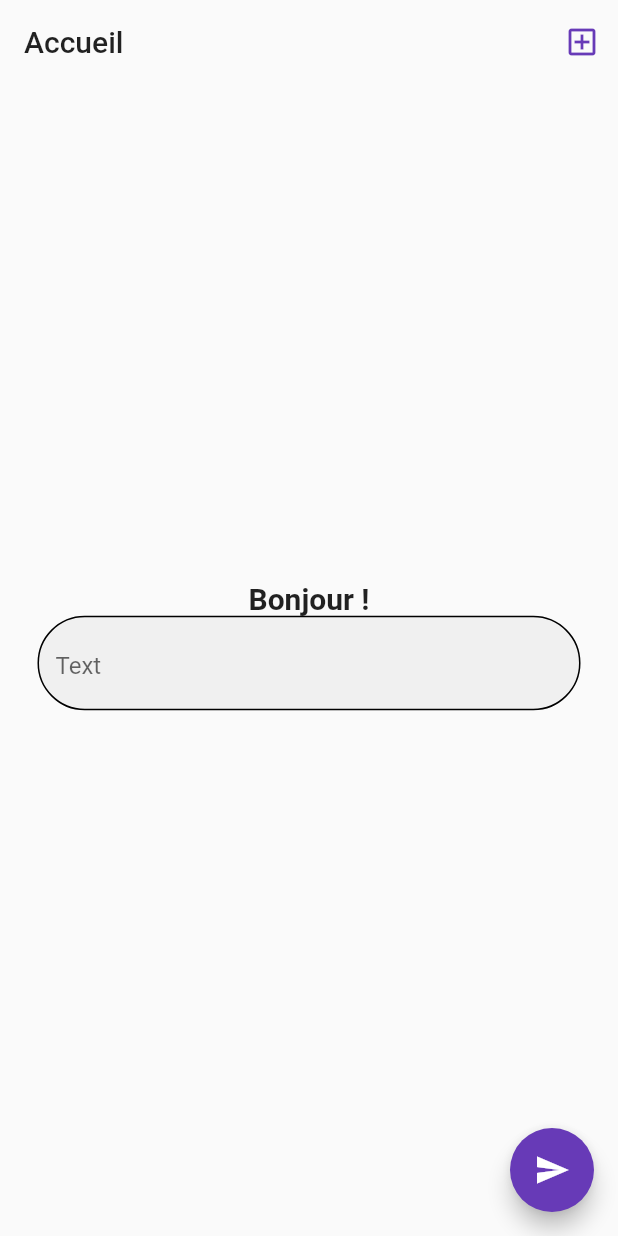
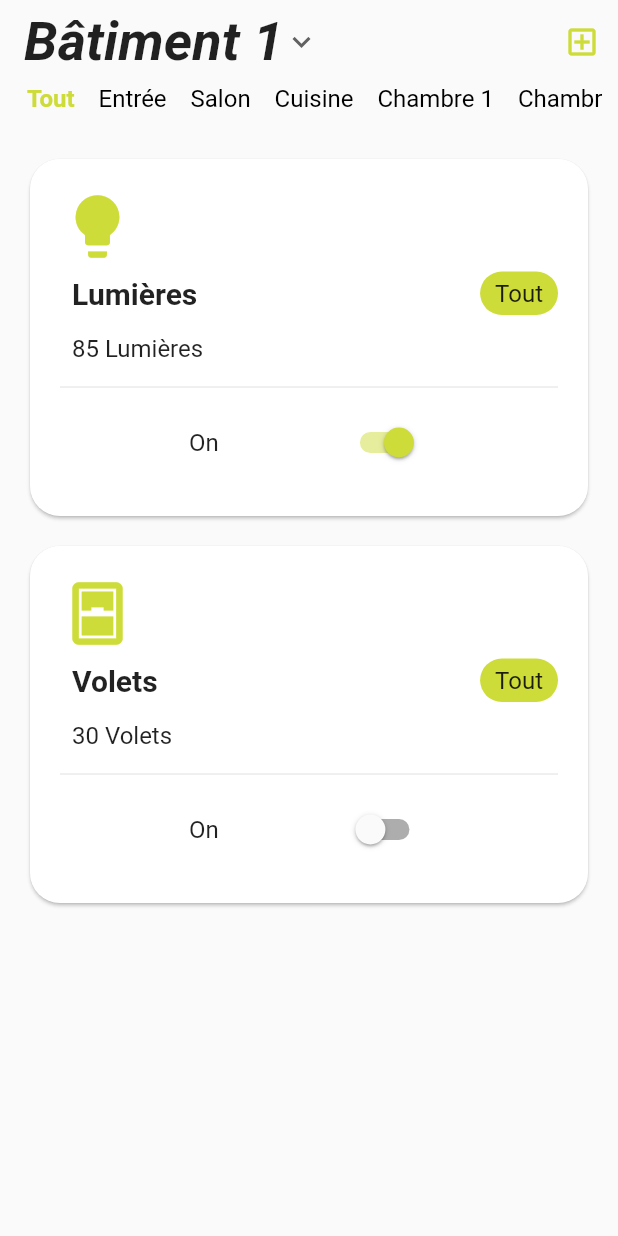
Before and after one commit to philippe-jonathan/AirLux_Application, a Flutter app: the screen it shows after launch, after a tap on "Connexion", on a phone screen of 412 x 824 dp. Run offline on Flutter 3.47's test engine with Material 2 defaults, Android fonts, the phone set to English and light mode, and no system bars; our stand-ins replace plugin_platform_interface; missing offline and left inert: functional_data, protobuf; network calls fail.

Commit message:
Ajouts des fonctionnalités principales
- Menu déroulant
- Menu horizontal
- Cartes de présentation des appareils

```diff
--- a/airlux/lib/main.dart
+++ b/airlux/lib/main.dart
@@ -14,7 +14,7 @@ class MyApp extends StatelessWidget {
     return MaterialApp(
       title: 'Flutter Demo Lint',
       theme: ThemeData(
-          primarySwatch: Colors.deepPurple,
+          primarySwatch: Colors.lime,
           textTheme: const TextTheme(
             titleLarge: TextStyle(
                 fontSize: 36.0,
@@ -24,20 +24,20 @@ class MyApp extends StatelessWidget {
             bodyMedium: TextStyle(fontSize: 16.0),
             bodySmall: TextStyle(fontSize: 14.0),
           ),
-          iconTheme: const IconThemeData(color: Colors.deepPurple),
+          iconTheme: const IconThemeData(color: Colors.lime),
           appBarTheme: AppBarTheme(
               titleTextStyle: Theme.of(context).textTheme.titleLarge,
               elevation: 0,
               backgroundColor: Colors.transparent,
-              actionsIconTheme: const IconThemeData(color: Colors.deepPurple),
-              iconTheme: const IconThemeData(color: Colors.deepPurple)),
+              actionsIconTheme: const IconThemeData(color: Colors.lime),
+              iconTheme: const IconThemeData(color: Colors.lime)),
           inputDecorationTheme: const InputDecorationTheme(
             enabledBorder: OutlineInputBorder(
               borderSide: BorderSide(color: Colors.black),
               borderRadius: BorderRadius.all(Radius.circular(100)),
             ),
             focusedBorder: OutlineInputBorder(
-              borderSide: BorderSide(color: Colors.deepPurple),
+              borderSide: BorderSide(color: Colors.lime),
             ),
             filled: true,
             hintStyle: TextStyle(fontSize: 16.0, fontWeight: FontWeight.normal),
@@ -46,13 +46,13 @@ class MyApp extends StatelessWidget {
             style: ElevatedButton.styleFrom(
               foregroundColor: Colors.white,
               textStyle: const TextStyle(fontSize: 20),
-              backgroundColor: Colors.deepPurple,
+              backgroundColor: Colors.lime,
               shape: const StadiumBorder(),
             ),
           ),
           textButtonTheme: TextButtonThemeData(
               style: TextButton.styleFrom(
-            foregroundColor: Colors.deepPurple,
+            foregroundColor: Colors.lime,
             textStyle: Theme.of(context).textTheme.bodySmall,
           ))),
       // home: const MyHomePage(title: 'Flutter Demo Home Page'),
--- a/airlux/lib/screens/home_screen.dart
+++ b/airlux/lib/screens/home_screen.dart
@@ -4,12 +4,18 @@ import 'package:airlux/screens/palces_screen.dart';
 import 'package:airlux/screens/users_screen.dart';
 import 'package:flutter/material.dart';
 import 'package:web_socket_channel/web_socket_channel.dart';
+import 'package:airlux/widgets/custom_card.dart';
 
 import '../widgets/custom_textfield.dart';
 
-class HomeScreen extends StatelessWidget {
-  HomeScreen({super.key});
+class HomeScreen extends StatefulWidget {
+  const HomeScreen({Key? key}) : super(key: key);
 
+  @override
+  _HomeScreenState createState() => _HomeScreenState();
+}
+
+class _HomeScreenState extends State<HomeScreen> {
   // Text editing controllers
   final emailController = TextEditingController();
   final passwordController = TextEditingController();
@@ -20,15 +26,59 @@ class HomeScreen extends StatelessWidget {
   );
 
   // Websockets connections (local and cloud servers)
-  final localChannel =
-      WebSocketChannel.connect(Uri.parse('ws://localhost:8081'));
-  final cloudChannel = WebSocketChannel.connect(Uri.parse("wss://"));
+  // final localChannel =
+  // WebSocketChannel.connect(Uri.parse('ws://localhost:8081'));
+  // final cloudChannel = WebSocketChannel.connect(Uri.parse("wss://"));
+
+  // Données pour le menu déroulant
+  String? _selectedBuilding = 'Bâtiment 1';
+  final List<String> _pages = ['Bâtiment 1', 'Bâtiment 2'];
+
+  // Index de la pièce sélectionnée
+  int _selectedRoomIndex = 0;
+
+  // Liste des pièces
+  final List<String> _building1 = [
+    'Tout',
+    'Entrée',
+    'Salon',
+    'Cuisine',
+    'Chambre 1',
+    'Chambre 2',
+    'Chambre 3'
+  ];
+  final List<String> _building2 = [
+    'Tout',
+    'Salon',
+    'Cuisine',
+    'Chambre 1',
+    'Chambre 2',
+    'Bureau'
+  ];
 
   @override
   Widget build(BuildContext context) {
     return Scaffold(
       appBar: AppBar(
-          title: const Text('Accueil'),
+          // title: const Text('Accueil'),
+          title: DropdownButton<String>(
+            value: _selectedBuilding,
+            onChanged: (String? newValue) {
+              setState(() {
+                _selectedBuilding = newValue;
+              });
+            },
+            underline: Container(),
+            items: _pages.map<DropdownMenuItem<String>>((String value) {
+              return DropdownMenuItem<String>(
+                value: value,
+                child: Text(value),
+              );
+            }).toList(),
+            style: Theme.of(context).textTheme.titleLarge,
+            icon: const Icon(Icons.keyboard_arrow_down),
+          ),
+          centerTitle: false,
           automaticallyImplyLeading: false,
           actions: <Widget>[
             PopupMenuButton(
@@ -80,42 +130,76 @@ class HomeScreen extends StatelessWidget {
                 })
           ]),
       body: SafeArea(
-        child: Center(
           child: Column(
-            mainAxisAlignment: MainAxisAlignment.center,
-            children: [
-              // Bonjour
-              Text(
-                'Bonjour !',
-                style: Theme.of(context).textTheme.titleMedium,
-              ),
-              CustomTextfield(
-                controller: emailController,
-                emailText: false,
-                hintText: 'Text',
-                obscureText: false,
-              ),
-              StreamBuilder(
-                stream: testChannel.stream,
-                builder: (context, snapshot) {
-                  return Text(snapshot.hasData ? '${snapshot.data}' : '');
-                },
-              ),
-            ],
+        children: [
+          Container(
+            // width: 100,
+            padding: const EdgeInsets.symmetric(horizontal: 10),
+            height: 20,
+            child: ListView.builder(
+              scrollDirection: Axis.horizontal,
+              itemCount: _selectedBuilding == 'Bâtiment 1'
+                  ? _building1.length
+                  : _building2.length,
+              itemBuilder: (BuildContext context, int index) {
+                final String roomName = _selectedBuilding == 'Bâtiment 1'
+                    ? _building1[index]
+                    : _building2[index];
+                final bool isSelected = index == _selectedRoomIndex;
+                return Padding(
+                  padding: const EdgeInsets.symmetric(horizontal: 8.0),
+                  child: InkWell(
+                    onTap: () {
+                      setState(() {
+                        _selectedRoomIndex = index;
+                      });
+                    },
+                    child: Text(
+                      roomName,
+                      style: TextStyle(
+                        color: isSelected ? Colors.lime : Colors.black,
+                        fontWeight:
+                            isSelected ? FontWeight.bold : FontWeight.normal,
+                        fontSize: 16.0,
+                      ),
+                    ),
+                  ),
+                );
+              },
+            ),
           ),
-        ),
-      ),
-      floatingActionButton: FloatingActionButton(
-        onPressed: _sendMessage,
-        tooltip: 'Send message',
-        child: const Icon(Icons.send),
-      ), //
+          const Padding(padding: EdgeInsets.symmetric(vertical: 10)),
+          CustomCard(
+            icon: Icons.lightbulb,
+            title: "Lumières",
+            subtitle: "85 Lumières",
+            pillText: "Tout",
+            pillColor: Colors.lime,
+            switchValue: true,
+            onSwitchChanged: (bool) {},
+          ),
+          CustomCard(
+            icon: Icons.sensor_window,
+            title: "Volets",
+            subtitle: "30 Volets",
+            pillText: "Tout",
+            pillColor: Colors.lime,
+            switchValue: false,
+            onSwitchChanged: (bool) {},
+          )
+        ],
+      )),
+      // floatingActionButton: FloatingActionButton(
+      //   onPressed: _sendMessage,
+      //   tooltip: 'Send message',
+      //   child: const Icon(Icons.send),
+      // ), //
     );
   }
 
-  void _sendMessage() {
-    if (emailController.text.isNotEmpty) {
-      testChannel.sink.add(emailController.text);
-    }
-  }
+  // void _sendMessage() {
+  //   if (emailController.text.isNotEmpty) {
+  //     testChannel.sink.add(emailController.text);
+  //   }
+  // }
 }
--- /dev/null
+++ b/airlux/lib/widgets/custom_card.dart
@@ -0,0 +1,107 @@
+import 'package:flutter/material.dart';
+
+class CustomCard extends StatefulWidget {
+  final IconData icon;
+  final String title;
+  final String subtitle;
+  final String pillText;
+  final Color pillColor;
+  final bool switchValue;
+  final Function(bool) onSwitchChanged;
+
+  const CustomCard({
+    super.key,
+    required this.icon,
+    required this.title,
+    required this.subtitle,
+    required this.pillText,
+    required this.pillColor,
+    required this.switchValue,
+    required this.onSwitchChanged,
+  });
+
+  @override
+  _CustomCardState createState() => _CustomCardState();
+}
+
+class _CustomCardState extends State<CustomCard> {
+  late bool _switchValue = false;
+
+  @override
+  void initState() {
+    super.initState();
+    _switchValue = widget.switchValue;
+  }
+
+  @override
+  Widget build(BuildContext context) {
+    return Card(
+      margin: const EdgeInsets.symmetric(horizontal: 20, vertical: 10),
+      shape: RoundedRectangleBorder(
+        borderRadius: BorderRadius.circular(20.0),
+      ),
+      child: Container(
+        padding: const EdgeInsets.symmetric(horizontal: 20, vertical: 20),
+        child: Column(
+          crossAxisAlignment: CrossAxisAlignment.start,
+          children: [
+            Icon(
+              widget.icon,
+              size: 50,
+            ),
+            Row(
+              mainAxisAlignment: MainAxisAlignment.spaceBetween,
+              children: [
+                Padding(
+                  padding: const EdgeInsets.all(8.0),
+                  child: Text(
+                    widget.title,
+                    style: Theme.of(context).textTheme.titleMedium,
+                  ),
+                ),
+                Container(
+                  padding:
+                      const EdgeInsets.symmetric(vertical: 5, horizontal: 10),
+                  decoration: BoxDecoration(
+                    color: Colors.lime,
+                    borderRadius: BorderRadius.circular(20),
+                  ),
+                  child: Text(
+                    widget.pillText,
+                  ),
+                ),
+              ],
+            ),
+            Padding(
+              padding: const EdgeInsets.all(8.0),
+              child: Text(
+                widget.subtitle,
+              ),
+            ),
+            const Divider(),
+            Padding(
+              padding: const EdgeInsets.all(5.0),
+              child: Row(
+                mainAxisAlignment: MainAxisAlignment.spaceEvenly,
+                children: [
+                  const Text(
+                    "On",
+                  ),
+                  Switch(
+                    value: _switchValue,
+                    onChanged: (value) {
+                      setState(() {
+                        _switchValue = value;
+                      });
+                      widget.onSwitchChanged(value);
+                    },
+                  ),
+                ],
+              ),
+            ),
+          ],
+        ),
+      ),
+    );
+  }
+}
```
